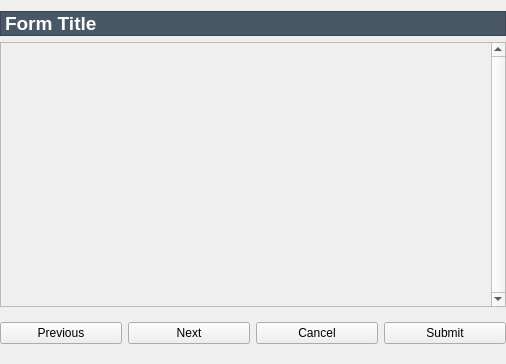
Old version of the form resources/form.ui in the repository lesca-research/piccel.
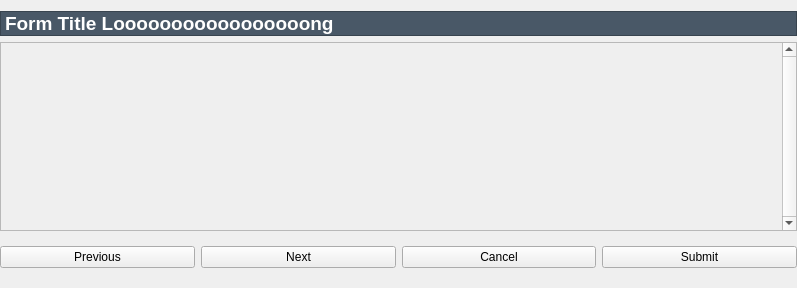
New version of the form.

Commit message: Fix init of df in DataSheet to use all fields of form master with proper dtypes. Fix form UI layout!

Diff of the .ui file:
```diff
--- a/resources/form.ui
+++ b/resources/form.ui
@@ -6,8 +6,8 @@
    <rect>
     <x>0</x>
     <y>0</y>
-    <width>506</width>
-    <height>364</height>
+    <width>797</width>
+    <height>288</height>
    </rect>
   </property>
   <property name="windowTitle">
@@ -55,7 +55,7 @@
        <widget class="QLabel" name="title_label">
         <property name="sizePolicy">
          <sizepolicy hsizetype="Preferred" vsizetype="Fixed">
-          <horstretch>0</horstretch>
+          <horstretch>4</horstretch>
           <verstretch>0</verstretch>
          </sizepolicy>
         </property>
@@ -67,7 +67,7 @@
          </font>
         </property>
         <property name="text">
-         <string>Form Title</string>
+         <string>Form Title Looooooooooooooooong</string>
         </property>
         <property name="alignment">
          <set>Qt::AlignLeading|Qt::AlignLeft|Qt::AlignVCenter</set>
@@ -83,21 +83,14 @@
         </property>
        </widget>
       </item>
-      <item>
-       <spacer name="horizontalSpacer">
-        <property name="orientation">
-         <enum>Qt::Horizontal</enum>
-        </property>
-        <property name="sizeHint" stdset="0">
-         <size>
-          <width>40</width>
-          <height>20</height>
-         </size>
-        </property>
-       </spacer>
-      </item>
       <item>
        <widget class="QFrame" name="frame_language_select">
+        <property name="sizePolicy">
+         <sizepolicy hsizetype="Preferred" vsizetype="Preferred">
+          <horstretch>0</horstretch>
+          <verstretch>0</verstretch>
+         </sizepolicy>
+        </property>
         <property name="frameShape">
          <enum>QFrame::NoFrame</enum>
         </property>
@@ -112,10 +105,16 @@
    </item>
    <item>
     <widget class="QScrollArea" name="scroll_section">
+     <property name="sizePolicy">
+      <sizepolicy hsizetype="Preferred" vsizetype="Fixed">
+       <horstretch>0</horstretch>
+       <verstretch>1</verstretch>
+      </sizepolicy>
+     </property>
      <property name="minimumSize">
       <size>
        <width>0</width>
-       <height>200</height>
+       <height>100</height>
       </size>
      </property>
      <property name="maximumSize">
@@ -130,18 +129,36 @@
      <property name="widgetResizable">
       <bool>true</bool>
      </property>
+     <property name="alignment">
+      <set>Qt::AlignLeading|Qt::AlignLeft|Qt::AlignTop</set>
+     </property>
      <widget class="QWidget" name="scroll_section_content">
       <property name="geometry">
        <rect>
         <x>0</x>
         <y>0</y>
-        <width>493</width>
-        <height>245</height>
+        <width>784</width>
+        <height>169</height>
        </rect>
       </property>
+      <property name="sizePolicy">
+       <sizepolicy hsizetype="Preferred" vsizetype="Preferred">
+        <horstretch>0</horstretch>
+        <verstretch>0</verstretch>
+       </sizepolicy>
+      </property>
       <layout class="QVBoxLayout" name="verticalLayout_2">
+       <property name="sizeConstraint">
+        <enum>QLayout::SetDefaultConstraint</enum>
+       </property>
        <item>
         <widget class="QStackedWidget" name="sections_stack">
+         <property name="sizePolicy">
+          <sizepolicy hsizetype="Preferred" vsizetype="Fixed">
+           <horstretch>0</horstretch>
+           <verstretch>0</verstretch>
+          </sizepolicy>
+         </property>
          <property name="lineWidth">
           <number>2</number>
          </property>
```
The commit also changes 5 other files.
